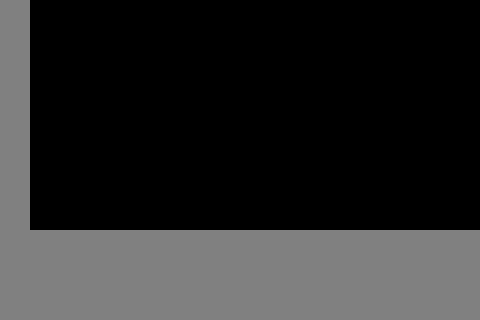
sant1jmnz/Proyecto-ultimo-bim, file Trabajo_Integrador_Ramirez_SanMartin_JImenez/mainwindow.ui: the form before one commit; both pictures show x 0 to 480 and y 280 to 600 of the 800 by 600 pixel window.
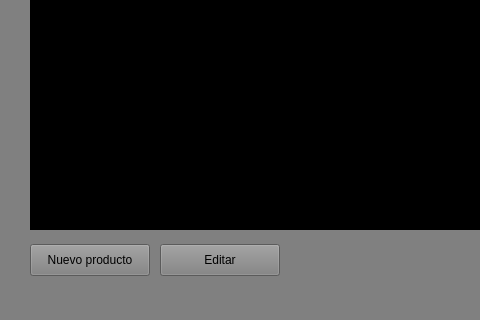
The form after the commit.

The edit to the form file:
```diff
--- a/Trabajo_Integrador_Ramirez_SanMartin_JImenez/mainwindow.ui
+++ b/Trabajo_Integrador_Ramirez_SanMartin_JImenez/mainwindow.ui
@@ -52,6 +52,32 @@
      <string/>
     </property>
    </widget>
+   <widget class="QPushButton" name="btnNuevo">
+    <property name="geometry">
+     <rect>
+      <x>30</x>
+      <y>505</y>
+      <width>120</width>
+      <height>32</height>
+     </rect>
+    </property>
+    <property name="text">
+     <string>Nuevo producto</string>
+    </property>
+   </widget>
+   <widget class="QPushButton" name="btnEditar">
+    <property name="geometry">
+     <rect>
+      <x>160</x>
+      <y>505</y>
+      <width>120</width>
+      <height>32</height>
+     </rect>
+    </property>
+    <property name="text">
+     <string>Editar</string>
+    </property>
+   </widget>
   </widget>
   <widget class="QMenuBar" name="menubar">
    <property name="geometry">
```
